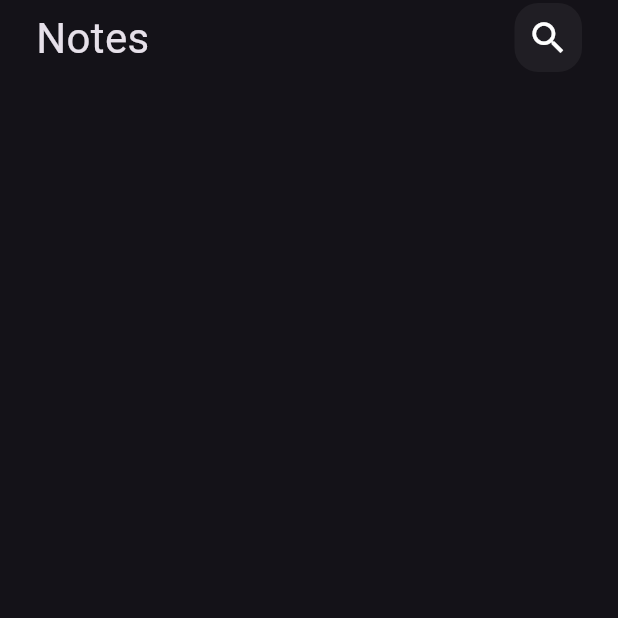
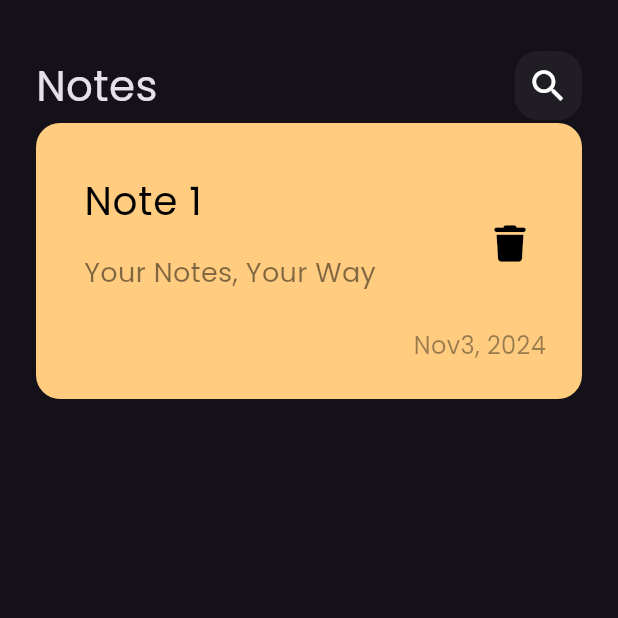
Before and after one commit to essamalrawi/notes_app, a Flutter app: the screen it shows after launch, on a phone screen of 412 x 824 dp, the top half of it. Run offline on Flutter 3.47's test engine with Material 3 defaults, Android fonts, the phone set to English and light mode, and no system bars; our stand-ins replace font_awesome_flutter.

Commit message:
create custom notes item

```diff
--- a/lib/main.dart
+++ b/lib/main.dart
@@ -12,7 +12,7 @@ class NotesApp extends StatelessWidget {
   Widget build(BuildContext context) {
     return MaterialApp(
       debugShowCheckedModeBanner: false,
-      theme: ThemeData.dark(),
+      theme: ThemeData(brightness: Brightness.dark, fontFamily: 'Poppins'),
       home: const NotesView(),
     );
   }
--- /dev/null
+++ b/lib/widgets/custom_notes_item.dart
@@ -0,0 +1,55 @@
+import 'package:flutter/material.dart';
+import 'package:font_awesome_flutter/font_awesome_flutter.dart';
+
+class NoteItem extends StatelessWidget {
+  const NoteItem({super.key});
+
+  @override
+  Widget build(BuildContext context) {
+    return Container(
+      padding: const EdgeInsets.only(top: 24, bottom: 24, left: 16),
+      decoration: BoxDecoration(
+        color: Color(0xffFFCC80),
+        borderRadius: BorderRadius.circular(16),
+      ),
+      child: Column(
+        crossAxisAlignment: CrossAxisAlignment.end,
+        children: [
+          ListTile(
+            title: const Text(
+              "Note 1",
+              style: TextStyle(
+                color: Colors.black,
+                fontSize: 26,
+              ),
+            ),
+            subtitle: Padding(
+              padding: const EdgeInsets.symmetric(vertical: 16),
+              child: Text(
+                "Your Notes, Your Way",
+                style: TextStyle(
+                    color: Colors.black.withOpacity(.5), fontSize: 18),
+              ),
+            ),
+            trailing: IconButton(
+              onPressed: () {},
+              icon: const Icon(
+                FontAwesomeIcons.trash,
+                color: Colors.black,
+                size: 24,
+              ),
+            ),
+          ),
+          Padding(
+            padding: const EdgeInsets.only(right: 24),
+            child: Text(
+              "Nov3, 2024",
+              style:
+                  TextStyle(color: Colors.black.withOpacity(.4), fontSize: 16),
+            ),
+          )
+        ],
+      ),
+    );
+  }
+}
--- a/lib/widgets/notes_view_body.dart
+++ b/lib/widgets/notes_view_body.dart
@@ -1,5 +1,6 @@
 import 'package:flutter/material.dart';
 import 'package:notes_app/widgets/custom_app_bar.dart';
+import 'package:notes_app/widgets/custom_notes_item.dart';
 
 class NotesViewBody extends StatelessWidget {
   const NotesViewBody({super.key});
@@ -7,10 +8,11 @@ class NotesViewBody extends StatelessWidget {
   @override
   Widget build(BuildContext context) {
     return const Padding(
-      padding: EdgeInsets.symmetric(horizontal: 24.0),
+      padding: EdgeInsets.symmetric(horizontal: 24.0, vertical: 32),
       child: Column(
         children: [
           CustomAppBar(),
+          NoteItem(),
         ],
       ),
     );
```
Also changed, not shown: pubspec.yaml (+6 -6 lines), assets/fonts/Poppins-Regular.ttf (added), pubspec.lock.
